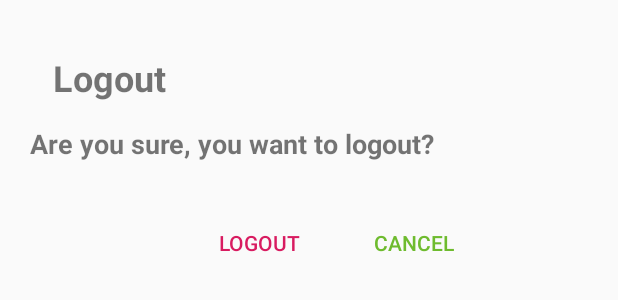
After one commit to jve0902/SocialMedia, an Android app: the layout modal.xml on its own in the app's theme, with its tools: preview values and no code run, on a phone screen of 412 x 824 dp. The commit adds this screen. Shown: the top 300 px of the screen. Run offline under Robolectric (Android 15) with nearby library versions, the phone set to English and light mode, and no system bars.

Commit message:
step 6-4
i don't know (before using firestore)

```diff
--- a/build.gradle
+++ b/build.gradle
@@ -17,6 +17,7 @@ buildscript {
         classpath 'com.android.tools.build:gradle:3.5.3'
         classpath "org.jetbrains.kotlin:kotlin-gradle-plugin:$kotlin_version"
         classpath 'com.novoda:bintray-release:0.9.2'
+        classpath 'com.google.gms:google-services:4.2.0'
 
 
         // NOTE: Do not place your application dependencies here; they belong
--- a/sample/src/main/java/com/arabian/lancul/UI/Util/Global.java
+++ b/sample/src/main/java/com/arabian/lancul/UI/Util/Global.java
@@ -3,4 +3,5 @@ package com.arabian.lancul.UI.Util;
 public class Global {
 
     public static boolean go_profile = false;
+    public static String current_user_email = "";
 }
--- /dev/null
+++ b/sample/src/main/res/layout/modal.xml
@@ -0,0 +1,57 @@
+<?xml version="1.0" encoding="utf-8"?>
+<RelativeLayout xmlns:android="http://schemas.android.com/apk/res/android"
+    android:layout_width="fill_parent"
+    android:layout_height="fill_parent" >
+
+    <LinearLayout
+        android:layout_width="350dp"
+        android:layout_height="wrap_content"
+        android:orientation="vertical"
+        android:padding="20dp">
+
+        <TextView
+            android:id="@+id/textView15"
+            android:layout_width="match_parent"
+            android:layout_height="wrap_content"
+            android:padding="15dp"
+            android:text="Logout"
+            android:textSize="24sp"
+            android:textStyle="bold" />
+
+        <TextView
+            android:id="@+id/textView12"
+            android:layout_width="wrap_content"
+            android:layout_height="wrap_content"
+            android:text="Are you sure, you want to logout?"
+            android:textSize="18sp"
+            android:textStyle="bold" />
+
+        <LinearLayout
+            android:layout_width="match_parent"
+            android:layout_height="wrap_content"
+            android:layout_marginTop="20dp"
+            android:gravity="right"
+            android:orientation="horizontal"
+            android:padding="10dp">
+
+            <Button
+                android:id="@+id/btn_ok"
+                style="@style/Widget.AppCompat.Button.Borderless"
+                android:layout_width="wrap_content"
+                android:layout_height="wrap_content"
+                android:text="Logout"
+                android:textColor="@color/colorAccent" />
+
+            <Button
+                android:id="@+id/btn_cancel"
+                style="@style/Widget.AppCompat.Button.Borderless"
+                android:layout_width="wrap_content"
+                android:layout_height="wrap_content"
+                android:layout_marginLeft="15dp"
+                android:text="Cancel"
+                android:textColor="#6EBB2E" />
+        </LinearLayout>
+
+    </LinearLayout>
+
+</RelativeLayout>
--- a/sample/src/main/res/values/strings.xml
+++ b/sample/src/main/res/values/strings.xml
@@ -5,4 +5,5 @@
     <string name="right">Lancul</string>
     <string name="forgot_password"><u>Forgot Password?</u></string>
     <string name="Error_Login">Please input Valid info</string>
+
 </resources>
```
Also changed, not shown: sample/build.gradle (+11 -3 lines), sample/src/main/AndroidManifest.xml (+7 -5 lines), sample/src/main/java/com/arabian/lancul/MainActivity.java (+47 -33 lines), sample/src/main/java/com/arabian/lancul/UI/Activity/LoginActivity.java (+22 -1 lines), sample/src/main/java/com/arabian/lancul/UI/Fragment/signinFragment.java (+50 -4 lines), sample/src/main/java/com/arabian/lancul/UI/Fragment/signupFragment.java (+44 -2 lines).
